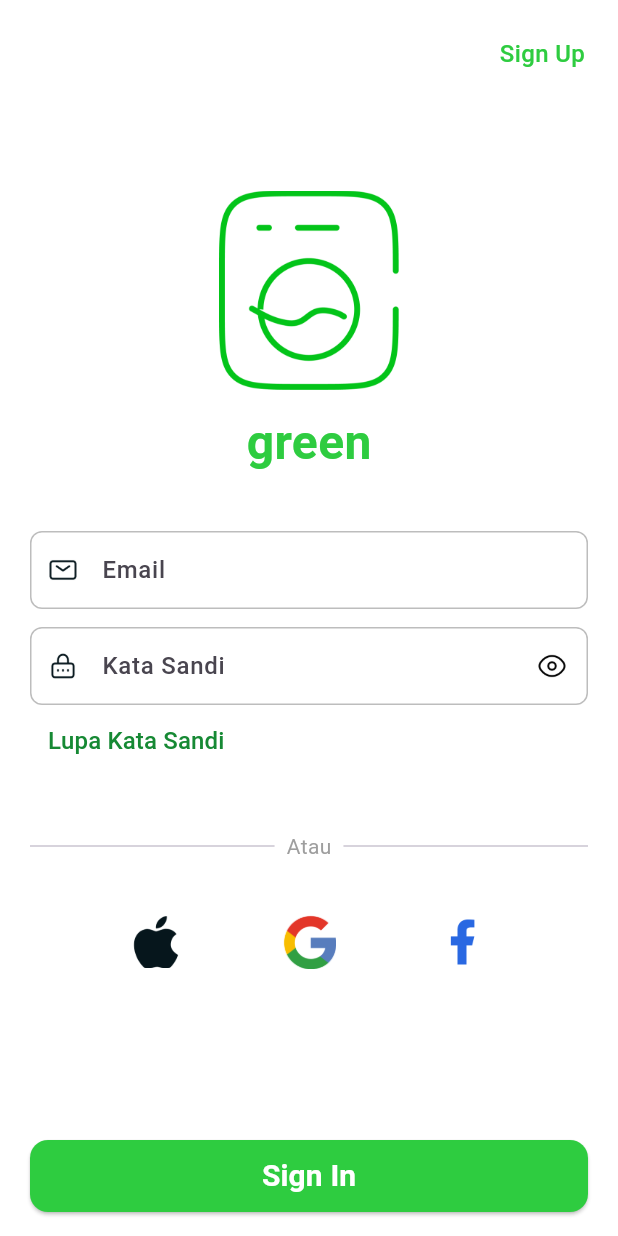
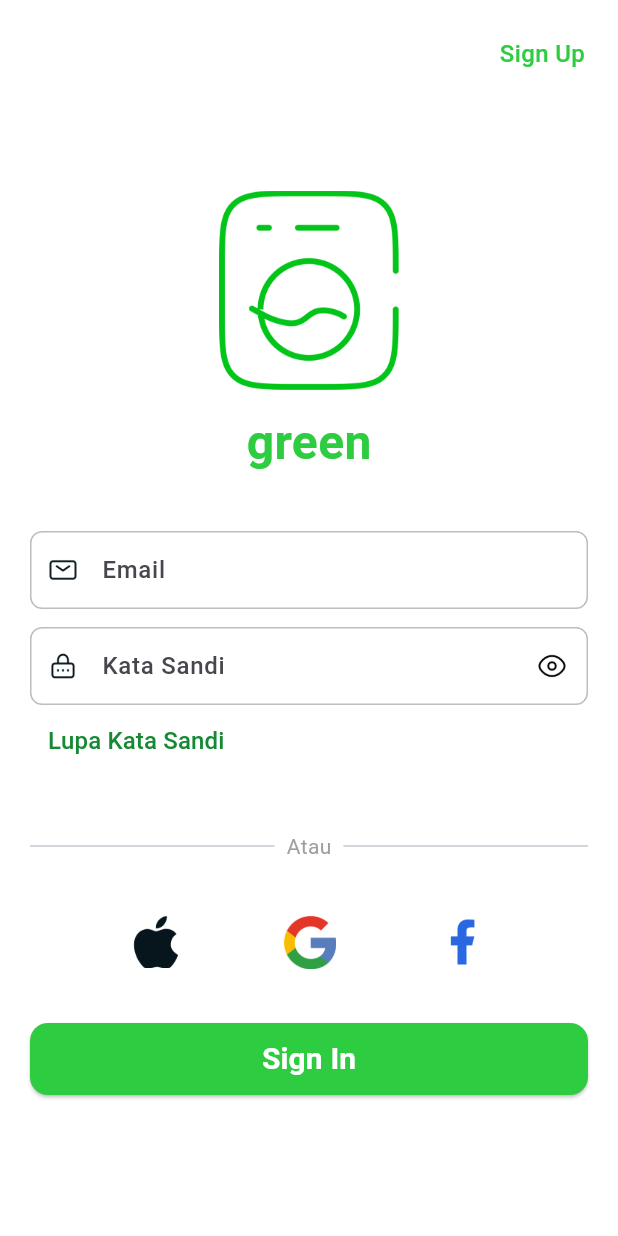
Before and after one commit to Argonaut-ss/Green, a Flutter app: the screen it shows after launch, on a phone screen of 412 x 824 dp. Run offline on Flutter 3.47's test engine with Material 3 defaults, Android fonts, the light colour scheme and no system bars; our stand-ins replace cloud_firestore, firebase_auth, firebase_core, flutter_map, geocoding, google_sign_in and 2 more; missing offline and left inert: flutter_map_cancellable_tile_provider; accounts and stored records are empty.

Commit message:
[SM] fix mobile view

```diff
--- a/green_app/lib/Pages/signin.dart
+++ b/green_app/lib/Pages/signin.dart
@@ -16,8 +16,8 @@ class Signin extends StatefulWidget {
 class _SigninState extends State<Signin> {
   bool _obscurePassword = true;
 
-  TextEditingController _emailController = new TextEditingController();
-  TextEditingController _passwordController = new TextEditingController();
+  TextEditingController _emailController = TextEditingController();
+  TextEditingController _passwordController = TextEditingController();
   final _signInController = SignInController();
 
   String? _errorMessage;
@@ -47,13 +47,12 @@ class _SigninState extends State<Signin> {
     return Scaffold(
       backgroundColor: Colors.white,
       body: SafeArea(
-        child: Stack(
+        child: Padding(
+          padding: const EdgeInsets.symmetric(horizontal: 20),
+          child: SingleChildScrollView(
+            child: Column(
+              mainAxisSize: MainAxisSize.min,
               children: [
-            Padding(
-              padding: const EdgeInsets.symmetric(horizontal: 20),
-              child: Column(
-                children: [
-                  // Baris atas untuk Sign In pojok kanan
                 const SizedBox(height: 16),
                 Row(
                   children: [
@@ -79,9 +78,7 @@ class _SigninState extends State<Signin> {
                     ),
                   ],
                 ),
-                  // Spacer untuk mendorong logo ke tengah
                 const SizedBox(height: 80),
-                  // Logo dan teks 'green'
                 Column(
                   children: [
                     Image.asset(
@@ -126,7 +123,6 @@ class _SigninState extends State<Signin> {
                     ),
                   ),
                 ),
-
                 Align(
                   alignment: Alignment.bottomLeft,
                   child: TextButton(
@@ -143,8 +139,6 @@ class _SigninState extends State<Signin> {
                   ),
                 ),
                 const SizedBox(height: 36),
-
-                  // Divider with text
                 Row(
                   children: [
                     Expanded(child: Divider()),
@@ -155,10 +149,7 @@ class _SigninState extends State<Signin> {
                     Expanded(child: Divider()),
                   ],
                 ),
-
                 const SizedBox(height: 36),
-
-                  // Social buttons
                 Row(
                   mainAxisAlignment: MainAxisAlignment.spaceEvenly,
                   children: [
@@ -177,22 +168,19 @@ class _SigninState extends State<Signin> {
                         final firebaseService = FirebaseService();
                         bool isAutoLogged = await firebaseService.autoSignInWithGoogle();
                         if (isAutoLogged) {
-                            // User otomatis login, arahkan ke halaman utama
                           Navigator.pushReplacement(
                             context,
                             MaterialPageRoute(builder: (context) => CustomBottomNavBarPage()),
                           );
                         } else {
-                            // User belum login, tampilkan halaman login
                           bool isLogged = await firebaseService.signinWithGoogle();
-
-                            if(isLogged){
-                              Navigator.pushReplacement(context, MaterialPageRoute(builder: (context) => CustomBottomNavBarPage()),
+                          if (isLogged) {
+                            Navigator.pushReplacement(
+                              context,
+                              MaterialPageRoute(builder: (context) => CustomBottomNavBarPage()),
                             );
                           }
                         }
-
-
                       },
                       child: Image.asset(
                         'assets/google_logo.png',
@@ -212,7 +200,7 @@ class _SigninState extends State<Signin> {
                     ),
                   ],
                 ),
-                  const Spacer(),
+                const SizedBox(height: 36), // Replace Spacer with SizedBox
                 Padding(
                   padding: const EdgeInsets.only(bottom: 16.0),
                   child: SizedBox(
@@ -244,7 +232,6 @@ class _SigninState extends State<Signin> {
               ],
             ),
           ),
-          ],
         ),
       ),
     );
```
Also changed, not shown: 2 other files. Lines whose indentation alone changed are shown as unchanged.
